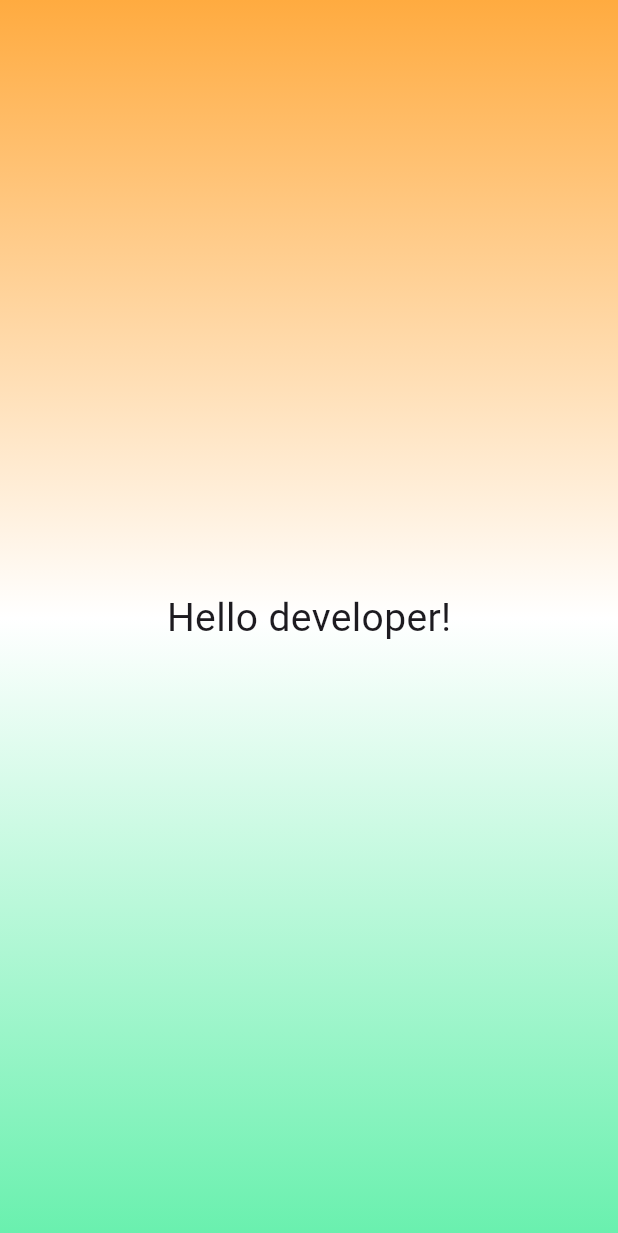
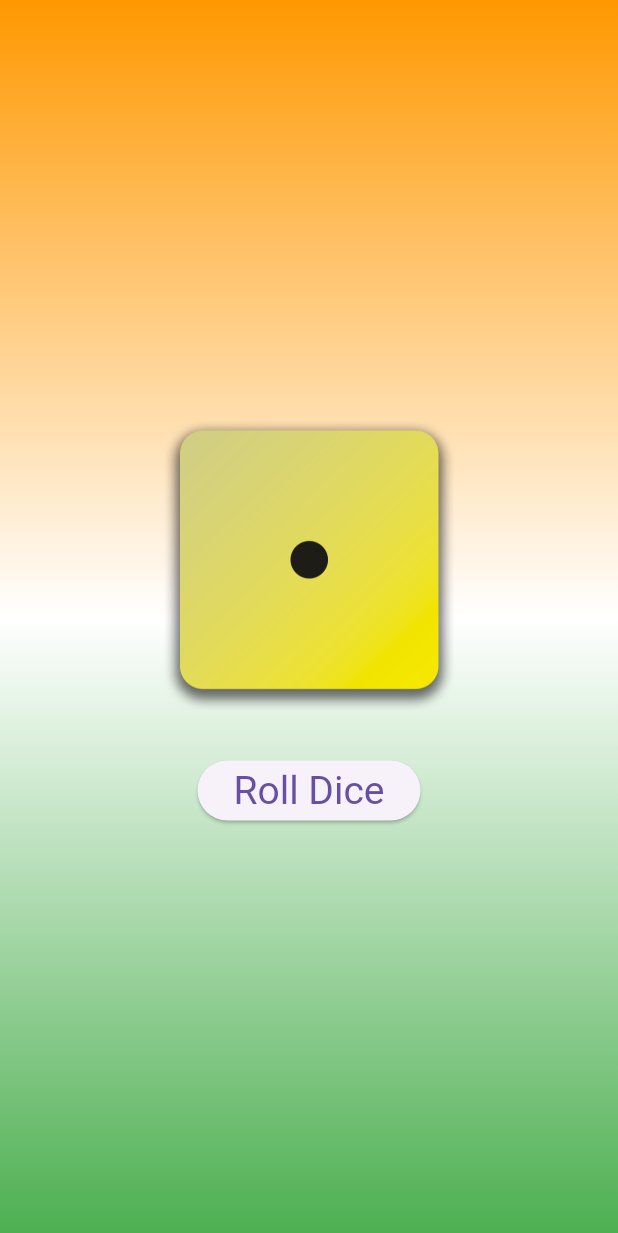
Before and after one commit to PratikPaulkar/Roll-Dice-App, a Flutter app: the screen it shows after launch, on a phone screen of 412 x 824 dp. Shown: the top 1233 px of the screen. Run offline on Flutter 3.47's test engine with Material 3 defaults, Android fonts, the phone set to English and light mode, and no system bars.

Commit message:
Added the seperate statful widget to change the images when you click on button

```diff
--- /dev/null
+++ b/lib/dice_roller.dart
@@ -0,0 +1,54 @@
+import 'package:flutter/material.dart';
+import 'dart:math';
+
+final randomizer = Random();
+
+class DiceRoller extends StatefulWidget{
+  const DiceRoller({super.key});
+
+  @override
+  State<DiceRoller> createState() {
+    return _DiceRollerState();
+  }
+}
+
+class _DiceRollerState extends State<DiceRoller> {
+
+  var activeDice = 'assets/images/dice-images/dice-1.png';
+  void rollDice() {
+    // instead of using Random() here you can take it in a variable for better memory usage.
+    var diceNumber = randomizer.nextInt(6) + 1;
+    setState(() {{
+      activeDice = 'assets/images/dice-images/dice-$diceNumber.png';
+    }});
+  }
+
+  @override
+  build(context){
+    return Column(
+          // to take as minimum width as required and not the full width
+          mainAxisSize: MainAxisSize.min,
+          children: [
+            // SizedBox widget is added for the image because if it takes time
+            //for loading the button is getting shifted upward.
+            SizedBox(
+              height: 200,
+              child: Image.asset(
+                activeDice,
+                width: 200,
+              ),
+            ),
+            const SizedBox(height: 30),
+            ElevatedButton(
+              onPressed: rollDice,
+              style: TextButton.styleFrom(
+                textStyle: const TextStyle(
+                  fontSize: 26,
+                )
+              ),
+              child: const Text('Roll Dice'),
+            )
+          ],
+        );
+  }
+}
--- a/lib/gradient_container.dart
+++ b/lib/gradient_container.dart
@@ -1,20 +1,21 @@
 import 'package:flutter/material.dart';
-import 'package:my_app/styled_text.dart';
+import 'package:my_app/dice_roller.dart';
 
 const startAlignment = Alignment.topCenter;
 const endAlignment = Alignment.bottomCenter;
 
+// ignore: must_be_immutable
 class GradientContainer extends StatelessWidget {
   const GradientContainer(this.colors, {super.key});
 
   // added the additional constructor to make the same theme reusable.
-  const GradientContainer.triColor({super.key, this.colors = const [Colors.orangeAccent, Colors.white, Colors.greenAccent]});
+  const GradientContainer.triColor({super.key}): colors = const [Colors.orange, Colors.white, Colors.green];
 
   final List<Color> colors;
 
 
   @override
-  Widget build(context){
+  Widget build(context) {
     return Container(
       decoration: BoxDecoration(
         gradient: LinearGradient(
@@ -24,7 +25,7 @@ class GradientContainer extends StatelessWidget {
         ),
       ),
       child: const Center(
-            child: StyledText('Hello developer!')
+        child: DiceRoller(),
       ),
     );
   }
--- a/pubspec.yaml
+++ b/pubspec.yaml
@@ -61,6 +61,7 @@ flutter:
   # To add assets to your application, add an assets section, like this:
   assets:
     - assets/images/
+    - assets/images/dice-images/
 
   # An image asset can refer to one or more resolution-specific "variants", see
   # https://flutter.dev/assets-and-images/#resolution-aware
```
Also changed, not shown: assets/images/dice-images/dice-1.png (added), assets/images/dice-images/dice-2.png (added), assets/images/dice-images/dice-3.png (added), assets/images/dice-images/dice-4.png (added), assets/images/dice-images/dice-5.png (added), assets/images/dice-images/dice-6.png (added). Lines whose indentation alone changed are shown as unchanged.
